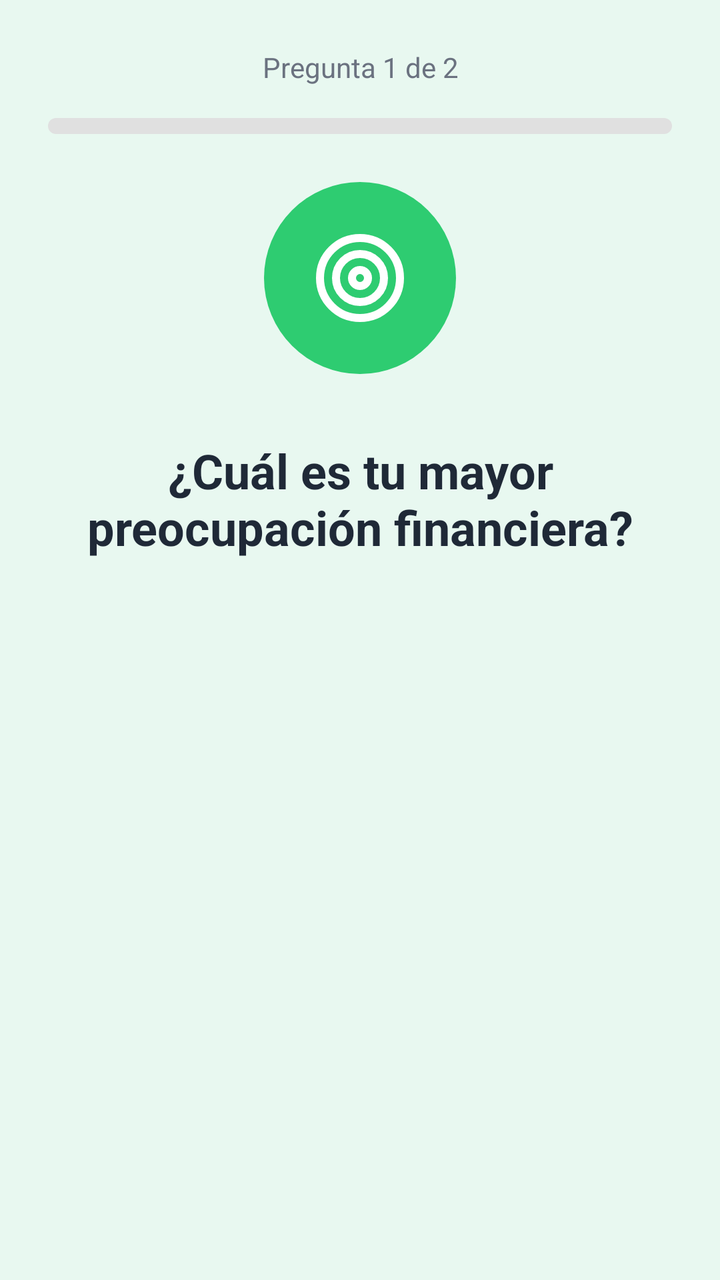
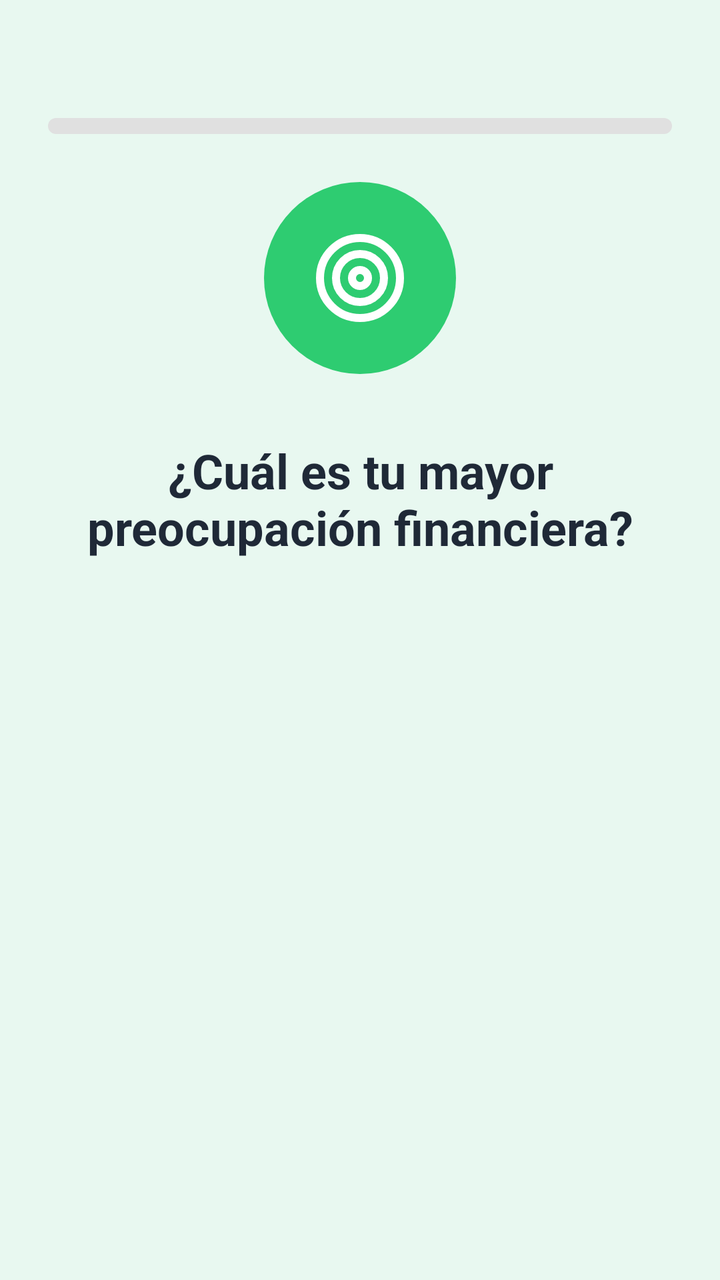

An Android layout rendered at two revisions. The XML below is the earlier revision; the diff shows what the commit changed to produce the second picture.
<!-- AndroidManifest.xml: application theme Theme.Equilibra -->
<!-- res/layout/onboarding_step_question.xml -->
<?xml version="1.0" encoding="utf-8"?>
<ScrollView xmlns:android="http://schemas.android.com/apk/res/android"
    xmlns:app="http://schemas.android.com/apk/res-auto"
    android:layout_width="match_parent"
    android:layout_height="match_parent"
    android:fillViewport="true">

    <LinearLayout
        android:layout_width="match_parent"
        android:layout_height="wrap_content"
        android:orientation="vertical"
        android:padding="24dp">

        
        <LinearLayout
            android:id="@+id/progressContainer"
            android:layout_width="match_parent"
            android:layout_height="wrap_content"
            android:layout_marginBottom="24dp"
            android:orientation="vertical">

            <TextView
                android:id="@+id/progressText"
                android:layout_width="match_parent"
                android:layout_height="wrap_content"
                android:layout_marginBottom="16dp"
                android:gravity="center"
                android:text="Pregunta 1 de 2"
                android:textColor="@color/gray_500"
                android:textSize="14sp" />

            
            <FrameLayout
                android:layout_width="match_parent"
                android:layout_height="8dp"
                android:background="@drawable/progress_background">

                
                <View
                    android:id="@+id/progressBar"
                    android:layout_width="0dp"
                    android:layout_height="match_parent"
                    android:background="@drawable/progress_foreground" />
            </FrameLayout>
        </LinearLayout>

        
        <FrameLayout
            android:layout_width="wrap_content"
            android:layout_height="wrap_content"
            android:layout_gravity="center"
            android:layout_marginBottom="32dp">

            <View
                android:layout_width="96dp"
                android:layout_height="96dp"
                android:layout_gravity="center"
                android:background="@drawable/circle_primary" />

            <ImageView
                android:id="@+id/questionIcon"
                android:layout_width="48dp"
                android:layout_height="48dp"
                android:layout_gravity="center"
                android:src="@drawable/ic_onb_target"
                android:tint="@android:color/white" />
        </FrameLayout>

        
        <TextView
            android:id="@+id/questionTitle"
            android:layout_width="match_parent"
            android:layout_height="wrap_content"
            android:layout_marginBottom="48dp"
            android:gravity="center"
            android:text="@string/question_1_title"
            android:textColor="@color/gray_800"
            android:textSize="24sp"
            android:textStyle="bold" />

        
        <LinearLayout
            android:id="@+id/questionOptionsContainer"
            android:layout_width="match_parent"
            android:layout_height="wrap_content"
            android:orientation="vertical">

            
        </LinearLayout>

    </LinearLayout>
</ScrollView>
<!-- resources referenced by this layout -->
<resources>
  <color name="gray_500">#6B7280</color>
  <color name="gray_800">#1F2937</color>
  <!-- drawable circle_primary (drawable) -->
  <?xml version="1.0" encoding="utf-8"?>
  <shape xmlns:android="http://schemas.android.com/apk/res/android"
      android:shape="oval">
      <solid android:color="@color/primary" />
      <size
          android:width="96dp"
          android:height="96dp" />
  </shape>
  <!-- drawable ic_onb_target (drawable) -->
  ﻿<vector xmlns:android="http://schemas.android.com/apk/res/android"
      android:width="24dp" android:height="24dp"
      android:viewportWidth="24" android:viewportHeight="24">  <path android:fillColor="#00000000" android:strokeColor="#FF000000" android:strokeWidth="2" android:strokeLineCap="round" android:strokeLineJoin="round" android:pathData="M 2 12 a 10 10 0 1 0 20 0 a 10 10 0 1 0 -20 0" />
    <path android:fillColor="#00000000" android:strokeColor="#FF000000" android:strokeWidth="2" android:strokeLineCap="round" android:strokeLineJoin="round" android:pathData="M 6 12 a 6 6 0 1 0 12 0 a 6 6 0 1 0 -12 0" />
    <path android:fillColor="#00000000" android:strokeColor="#FF000000" android:strokeWidth="2" android:strokeLineCap="round" android:strokeLineJoin="round" android:pathData="M 10 12 a 2 2 0 1 0 4 0 a 2 2 0 1 0 -4 0" />
  </vector>
  <!-- drawable progress_background (drawable) -->
  <?xml version="1.0" encoding="utf-8"?>
  <shape xmlns:android="http://schemas.android.com/apk/res/android">
      <corners android:radius="4dp" />
      <solid android:color="#E0E0E0" />
  </shape>
  <!-- drawable progress_foreground (drawable) -->
  <?xml version="1.0" encoding="utf-8"?>
  <shape xmlns:android="http://schemas.android.com/apk/res/android">
      <corners android:radius="4dp" />
      <solid android:color="@color/primary" />
  </shape>
  <string name="question_1_title">¿Cuál es tu mayor preocupación financiera?</string>
  <style name="Theme.Equilibra" parent="Theme.MaterialComponents.DayNight.NoActionBar">
          <item name="colorPrimary">@color/primary_main</item>
          <item name="colorPrimaryVariant">@color/primary_light</item>
          <item name="colorOnPrimary">@color/white</item>
  
          <item name="colorSecondary">@color/secondary_main</item>
          <item name="colorSecondaryVariant">@color/secondary_light</item>
          <item name="colorOnSecondary">@color/white</item>
  
          <item name="android:statusBarColor">@color/primary_light</item>
          <item name="android:windowBackground">@color/primary_lightest</item>
  
          <item name="colorAccent">@color/accent_main</item>
      </style>
  <color name="primary">#2ECC71</color>
  <color name="primary_main">#2ECC71</color>
  <color name="primary_light">#27AE60</color>
  <color name="white">#FFFFFF</color>
  <color name="secondary_main">#3498DB</color>
  <color name="secondary_light">#5DADE2</color>
  <color name="primary_lightest">#E8F8F0</color>
  <color name="accent_main">#E67E22</color>
</resources>

<!-- the commit's change to res/layout/onboarding_step_question.xml (unified diff, before → after) -->
@@ -1,92 +1,103 @@
 <?xml version="1.0" encoding="utf-8"?>
-<ScrollView xmlns:android="http://schemas.android.com/apk/res/android"
-    xmlns:app="http://schemas.android.com/apk/res-auto"
-    android:layout_width="match_parent"
-    android:layout_height="match_parent"
-    android:fillViewport="true">
+<layout xmlns:android="http://schemas.android.com/apk/res/android"
+    xmlns:app="http://schemas.android.com/apk/res-auto">
 
-    <LinearLayout
+    <data>
+        <import type="android.view.View" />
+        <import type="asunfdiez.com.equilibra.utils.Constants" />
+        <variable
+            name="viewModel"
+            type="asunfdiez.com.equilibra.viewmodels.OnboardingViewModel" />
+    </data>
+
+    <ScrollView
         android:layout_width="match_parent"
-        android:layout_height="wrap_content"
-        android:orientation="vertical"
-        android:padding="24dp">
+        android:layout_height="match_parent"
+        android:fillViewport="true">
 
-        
         <LinearLayout
-            android:id="@+id/progressContainer"
             android:layout_width="match_parent"
             android:layout_height="wrap_content"
-            android:layout_marginBottom="24dp"
-            android:orientation="vertical">
+            android:orientation="vertical"
+            android:padding="24dp">
 
-            <TextView
-                android:id="@+id/progressText"
+            
+            <LinearLayout
+                android:id="@+id/progressContainer"
                 android:layout_width="match_parent"
                 android:layout_height="wrap_content"
-                android:layout_marginBottom="16dp"
-                android:gravity="center"
-                android:text="Pregunta 1 de 2"
-                android:textColor="@color/gray_500"
-                android:textSize="14sp" />
+                android:layout_marginBottom="24dp"
+                android:orientation="vertical">
+
+                <TextView
+                    android:id="@+id/progressText"
+                    android:layout_width="match_parent"
+                    android:layout_height="wrap_content"
+                    android:layout_marginBottom="16dp"
+                    android:gravity="center"
+                    android:text='@{@string/onboarding_progress_text(viewModel.currentQuestionIndex + 1, Constants.TOTAL_QUESTIONS)}'
+                    android:textColor="@color/gray_500"
+                    android:textSize="14sp" />
+
+                
+                <FrameLayout
+                    android:layout_width="match_parent"
+                    android:layout_height="8dp"
+                    android:background="@drawable/progress_background">
+
+                    
+                    <View
+                        android:id="@+id/progressBar"
+                        android:layout_width="0dp"
+                        android:layout_height="match_parent"
+                        android:background="@drawable/progress_foreground" />
+                </FrameLayout>
+            </LinearLayout>
 
             
             <FrameLayout
+                android:layout_width="wrap_content"
+                android:layout_height="wrap_content"
+                android:layout_gravity="center"
+                android:layout_marginBottom="32dp">
+
+                <View
+                    android:layout_width="96dp"
+                    android:layout_height="96dp"
+                    android:layout_gravity="center"
+                    android:background="@drawable/circle_primary" />
+
+                <ImageView
+                    android:id="@+id/questionIcon"
+                    android:layout_width="48dp"
+                    android:layout_height="48dp"
+                    android:layout_gravity="center"
+                    android:src="@drawable/ic_onb_target"
+                    android:tint="@android:color/white" />
+            </FrameLayout>
+
+            
+            <TextView
+                android:id="@+id/questionTitle"
                 android:layout_width="match_parent"
-                android:layout_height="8dp"
-                android:background="@drawable/progress_background">
+                android:layout_height="wrap_content"
+                android:layout_marginBottom="48dp"
+                android:gravity="center"
+                android:text="@string/question_1_title"
+                android:textColor="@color/gray_800"
+                android:textSize="24sp"
+                android:textStyle="bold" />
+
+            
+            <LinearLayout
+                android:id="@+id/questionOptionsContainer"
+                android:layout_width="match_parent"
+                android:layout_height="wrap_content"
+                android:orientation="vertical">
 
                 
-                <View
-                    android:id="@+id/progressBar"
-                    android:layout_width="0dp"
-                    android:layout_height="match_parent"
-                    android:background="@drawable/progress_foreground" />
-            </FrameLayout>
+            </LinearLayout>
+
         </LinearLayout>
-
-        
-        <FrameLayout
-            android:layout_width="wrap_content"
-            android:layout_height="wrap_content"
-            android:layout_gravity="center"
-            android:layout_marginBottom="32dp">
-
-            <View
-                android:layout_width="96dp"
-                android:layout_height="96dp"
-                android:layout_gravity="center"
-                android:background="@drawable/circle_primary" />
-
-            <ImageView
-                android:id="@+id/questionIcon"
-                android:layout_width="48dp"
-                android:layout_height="48dp"
-                android:layout_gravity="center"
-                android:src="@drawable/ic_onb_target"
-                android:tint="@android:color/white" />
-        </FrameLayout>
-
-        
-        <TextView
-            android:id="@+id/questionTitle"
-            android:layout_width="match_parent"
-            android:layout_height="wrap_content"
-            android:layout_marginBottom="48dp"
-            android:gravity="center"
-            android:text="@string/question_1_title"
-            android:textColor="@color/gray_800"
-            android:textSize="24sp"
-            android:textStyle="bold" />
-
-        
-        <LinearLayout
-            android:id="@+id/questionOptionsContainer"
-            android:layout_width="match_parent"
-            android:layout_height="wrap_content"
-            android:orientation="vertical">
-
-            
-        </LinearLayout>
-
-    </LinearLayout>
-</ScrollView>
+    </ScrollView>
+</layout>
<!-- resource entries referenced after the edit -->
@@ -30,6 +30,7 @@
       <corners android:radius="4dp" />
       <solid android:color="@color/primary" />
   </shape>
+  <string name="onboarding_progress_text">Pregunta %1$d de %2$d</string>
   <string name="question_1_title">¿Cuál es tu mayor preocupación financiera?</string>
   <style name="Theme.Equilibra" parent="Theme.MaterialComponents.DayNight.NoActionBar">
           <item name="colorPrimary">@color/primary_main</item>
